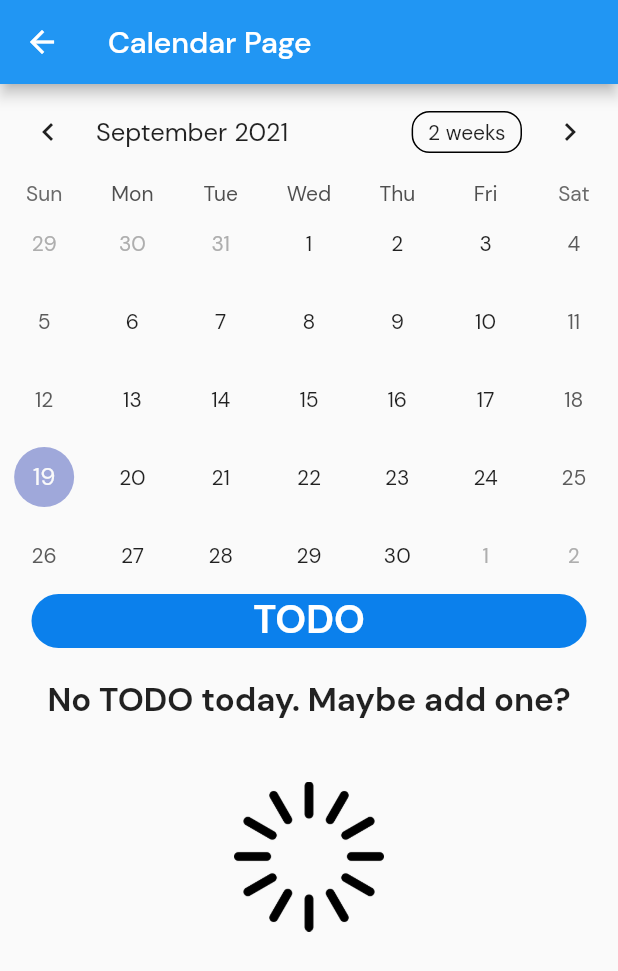
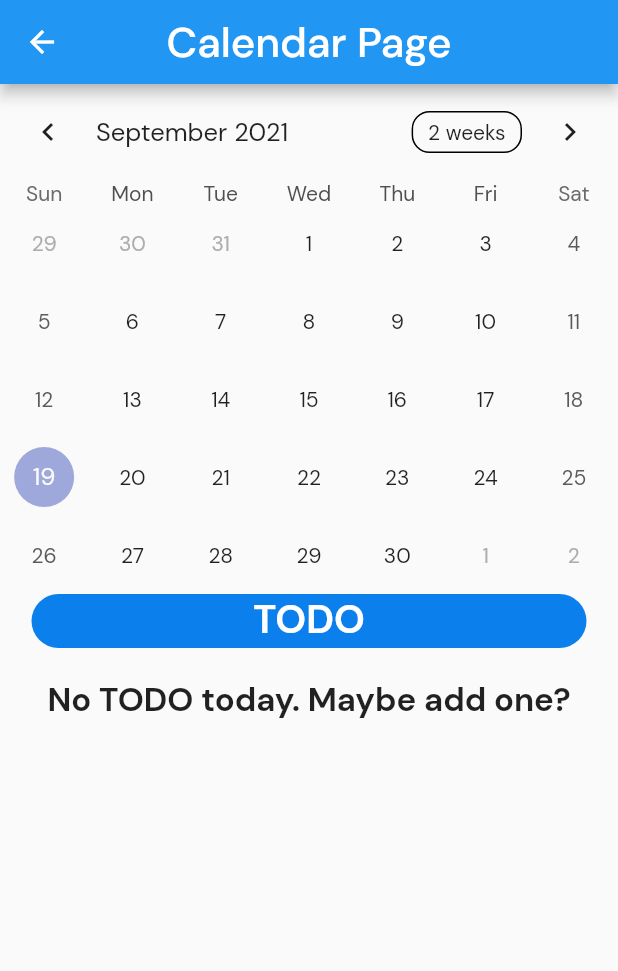
Before and after one commit to ahmadrafidev/habit-tracker, a Flutter app: the CalendarScreen screen opened by its route, on a phone screen of 412 x 824 dp. Shown: the top 971 px of the screen. Run offline on Flutter 3.47's test engine with Material 2 defaults, Android fonts, the phone set to English and light mode, and no system bars; drawn by our look-alikes of table_calendar; our stand-ins replace circular_countdown_timer, google_fonts, persistent_bottom_nav_bar, rflutter_alert.

```diff
--- a/lib/screens/calendar_screen.dart
+++ b/lib/screens/calendar_screen.dart
@@ -37,7 +37,14 @@ class _CalendarScreenState extends State<CalendarScreen> {
   Widget build(BuildContext context) {
     return Scaffold(
       appBar: AppBar(
-        title: const Text("Calendar Page"),
+        centerTitle: true,
+        title: const Text(
+          "Calendar Page",
+          style: TextStyle(
+            fontFamily: 'DMSans',
+            fontSize: 28,
+          ),
+        ),
       ),
       body: SingleChildScrollView(
         child: Column(
--- a/lib/widget/chart.dart
+++ b/lib/widget/chart.dart
@@ -0,0 +1 @@
+import 'package:flutter/material.dart';
--- a/lib/widget/chart_bar.dart
+++ b/lib/widget/chart_bar.dart
@@ -0,0 +1 @@
+import 'package:flutter/material.dart';
--- a/lib/widget/todo_list.dart
+++ b/lib/widget/todo_list.dart
@@ -41,8 +41,8 @@ class ToDoList extends StatelessWidget {
           height: 400,
           child: todo.isEmpty
               ? Column(
-                  children: <Widget>[
-                    const Text(
+                  children: const <Widget>[
+                    Text(
                       'No TODO today. Maybe add one?',
                       textAlign: TextAlign.center,
                       style: TextStyle(
@@ -51,15 +51,6 @@ class ToDoList extends StatelessWidget {
                         fontWeight: FontWeight.w700,
                       ),
                     ),
-                    const SizedBox(
-                      height: 40,
-                    ),
-                    Container(
-                        height: 100,
-                        child: Image.asset(
-                          'assets/images/waiting.png',
-                          fit: BoxFit.cover,
-                        )),
                   ],
                 )
               : ListView.builder(
```
Also changed, not shown: lib/screens/home_screen.dart (+5 -2 lines), lib/screens/timer_screen.dart (+7 -1 lines).
